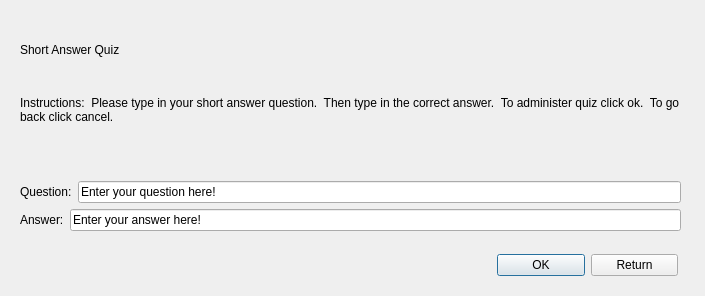
Old version of the form serverPresent/shortanswerquiz.ui in the repository ccox04/CS3714_Spring17.
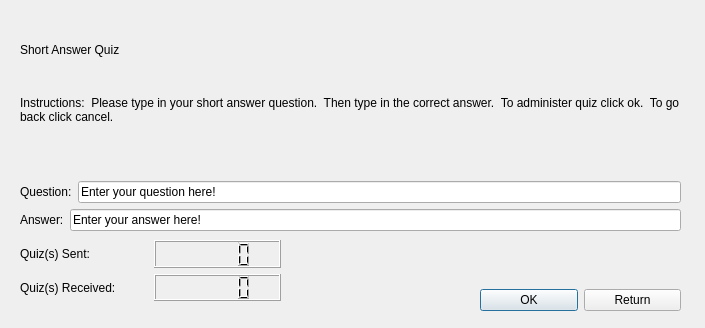
New version of the form.

Diff of the .ui file:
```diff
--- a/serverPresent/shortanswerquiz.ui
+++ b/serverPresent/shortanswerquiz.ui
@@ -7,7 +7,7 @@
     <x>0</x>
     <y>0</y>
     <width>705</width>
-    <height>296</height>
+    <height>328</height>
    </rect>
   </property>
   <property name="windowTitle">
@@ -85,13 +85,13 @@
     </item>
    </layout>
   </widget>
-  <widget class="QWidget" name="">
+  <widget class="QWidget" name="layoutWidget">
    <property name="geometry">
     <rect>
-     <x>497</x>
-     <y>250</y>
-     <width>181</width>
-     <height>31</height>
+     <x>480</x>
+     <y>280</y>
+     <width>201</width>
+     <height>41</height>
     </rect>
    </property>
    <layout class="QHBoxLayout" name="horizontalLayout_3">
@@ -111,6 +111,46 @@
     </item>
    </layout>
   </widget>
+  <widget class="QWidget" name="layoutWidget_2">
+   <property name="geometry">
+    <rect>
+     <x>20</x>
+     <y>240</y>
+     <width>261</width>
+     <height>61</height>
+    </rect>
+   </property>
+   <layout class="QVBoxLayout" name="verticalLayout_5">
+    <item>
+     <layout class="QHBoxLayout" name="horizontalLayout_9">
+      <item>
+       <widget class="QLabel" name="quizSentLabel">
+        <property name="text">
+         <string>Quiz(s) Sent:</string>
+        </property>
+       </widget>
+      </item>
+      <item>
+       <widget class="QLCDNumber" name="quizSentLcdNumber"/>
+      </item>
+     </layout>
+    </item>
+    <item>
+     <layout class="QHBoxLayout" name="horizontalLayout_8">
+      <item>
+       <widget class="QLabel" name="quizReceivedLabel">
+        <property name="text">
+         <string>Quiz(s) Received:</string>
+        </property>
+       </widget>
+      </item>
+      <item>
+       <widget class="QLCDNumber" name="quizReceivedLcdNumber"/>
+      </item>
+     </layout>
+    </item>
+   </layout>
+  </widget>
  </widget>
  <resources/>
  <connections>
```
